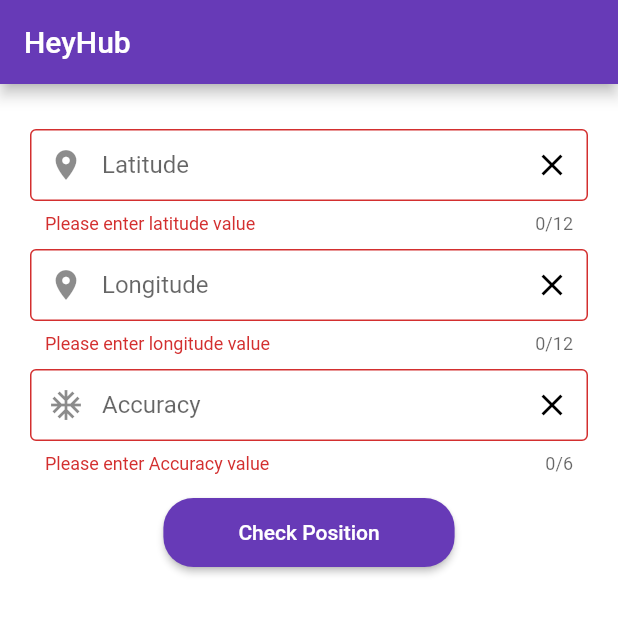
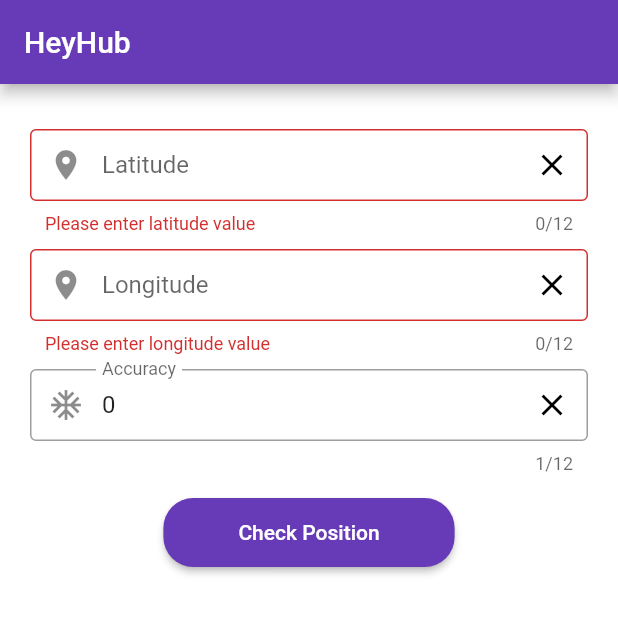
Before and after one commit to akshay0050/HeyHubAssignment, a Flutter app: the screen it shows after launch, after a tap on "Check Position", on a phone screen of 412 x 824 dp, the top half of it. Run offline on Flutter 3.47's test engine with Material 2 defaults, Android fonts, the phone set to English and light mode, and no system bars; our stand-ins replace file_picker.

Commit message:
Accuracy default value added

```diff
--- a/lib/main.dart
+++ b/lib/main.dart
@@ -37,7 +37,8 @@ class _MyHomePageState extends State<MyHomePage> {
   final _formKey = GlobalKey<FormState>();
   final _latController = TextEditingController();
   final _longController = TextEditingController();
-  final _accuracyController = TextEditingController();
+  final _accuracyController = TextEditingController(text: "0");
+
   String msgText = "";
   bool _isMsgToShow = false;
   List<dynamic> polyPoints;
@@ -141,7 +142,7 @@ class _MyHomePageState extends State<MyHomePage> {
     return Container(
       padding: EdgeInsets.only(left: 20.0, right: 20.0, bottom: 10.0),
       child: TextFormField(
-        maxLength: 6,
+        maxLength: 12,
         keyboardType: TextInputType.phone,
         controller: _accuracyController,
         validator: _validateAccuracy,
```
